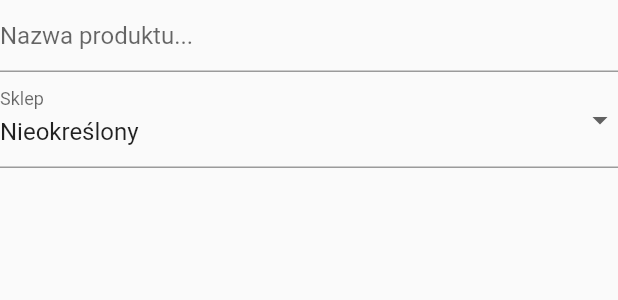
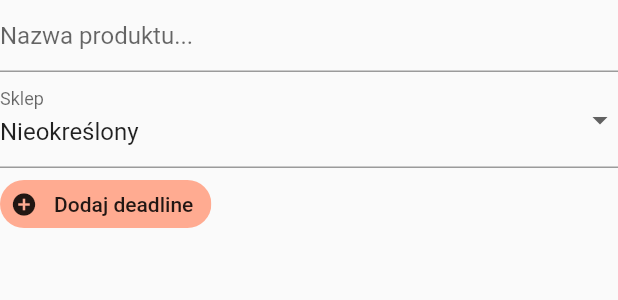
Before and after one commit to maciejors/zakupyapp1, a Flutter app: the ProductEditor widget shown alone on an empty page, opened directly with empty values, on a phone screen of 412 x 824 dp. Shown: the top 300 px of the screen. Run offline on Flutter 3.47's test engine with Material 2 defaults, Android fonts, the phone set to English and light mode, and no system bars; our stand-ins replace firebase_core, firebase_database, firebase_storage, package_info_plus, shared_preferences; missing offline and left inert: firebase_app_check; accounts and stored records are empty.

Commit message:
add a deadline picker and onCancelEdit callback to ProductCard and ProductEditor

```diff
--- a/lib/widgets/home/product_card/product_editor.dart
+++ b/lib/widgets/home/product_card/product_editor.dart
@@ -1,4 +1,5 @@
 import 'package:flutter/material.dart';
+import 'package:zakupyapp/core/models/deadline.dart';
 import 'package:zakupyapp/core/models/product.dart';
 
 class ProductEditor extends StatefulWidget {
@@ -7,12 +8,14 @@ class ProductEditor extends StatefulWidget {
   final List<String> allAvailableShops;
 
   final void Function(Product product) onConfirmEdit;
+  final VoidCallback onCancelEdit;
 
   const ProductEditor(
       {super.key,
       this.product,
+      required this.allAvailableShops,
       required this.onConfirmEdit,
-      required this.allAvailableShops});
+      required this.onCancelEdit});
 
   @override
   State<ProductEditor> createState() => _ProductEditorState();
@@ -22,12 +25,36 @@ class _ProductEditorState extends State<ProductEditor> {
   String _productName = '';
   String _shopSelection = '';
   String _shopNameInput = '';
+  DateTime? _selectedDay;
+  Deadline? get _selectedDeadline =>
+      _selectedDay == null ? null : Deadline.ignoringTime(_selectedDay!);
 
   final _formKey = GlobalKey<FormState>();
 
   String? validatorNotEmpty(String? value) {
     if (value!.isEmpty) return 'Pole nie może być puste';
     return null;
+  }
+
+  Future<void> _selectDate() async {
+    // https://stackoverflow.com/questions/52727535/what-is-the-correct-way-to-add-date-picker-in-flutter-app
+    final DateTime? pickedDate = await showDatePicker(
+      context: context,
+      initialDate: _selectedDay ?? DateTime.now(),
+      firstDate: DateTime.now(),
+      lastDate: DateTime.now().add(Duration(days: 365)),
+      cancelText: 'Anuluj',
+      helpText: 'Wybierz datę',
+    );
+    if (pickedDate != null && pickedDate != _selectedDay) {
+      setState(() {
+        _selectedDay = pickedDate;
+      });
+    }
+  }
+
+  void _clearDate() {
+    setState(() => _selectedDay = null);
   }
 
   @override
@@ -37,6 +64,7 @@ class _ProductEditorState extends State<ProductEditor> {
     if (widget.product != null) {
       _productName = widget.product!.name;
       _shopSelection = widget.product!.shop ?? '';
+      _selectedDay = widget.product!.deadline?.deadline;
     }
   }
 
@@ -79,7 +107,7 @@ class _ProductEditorState extends State<ProductEditor> {
               )),
             onChanged: (value) {
               setState(() {
-                _shopSelection = value as String;
+                _shopSelection = value!;
               });
             },
           ),
@@ -98,6 +126,31 @@ class _ProductEditorState extends State<ProductEditor> {
               validator: validatorNotEmpty,
             ),
           ),
+
+          // Deadline picker
+          _selectedDay == null
+              ? ActionChip(
+                  avatar: Icon(Icons.add_circle),
+                  label: Text('Dodaj deadline'),
+                  backgroundColor: Colors.deepOrange[200],
+                  onPressed: _selectDate,
+                )
+              : Row(
+                  // direction: Axis.horizontal,
+                  children: [
+                    ActionChip(
+                      avatar: Icon(Icons.access_time),
+                      label: Text('Potrzebne na: ' +
+                          _selectedDeadline!.getPolishDescription()),
+                      backgroundColor: Colors.deepOrange[300],
+                      onPressed: _selectDate,
+                    ),
+                    IconButton(
+                      icon: Icon(Icons.close),
+                      onPressed: _clearDate,
+                    ),
+                  ],
+                )
         ],
       ),
     );
```
Also changed, not shown: lib/screens/home.dart (+12 -7 lines), lib/widgets/home/product_card/product_card.dart (+7 -4 lines).
